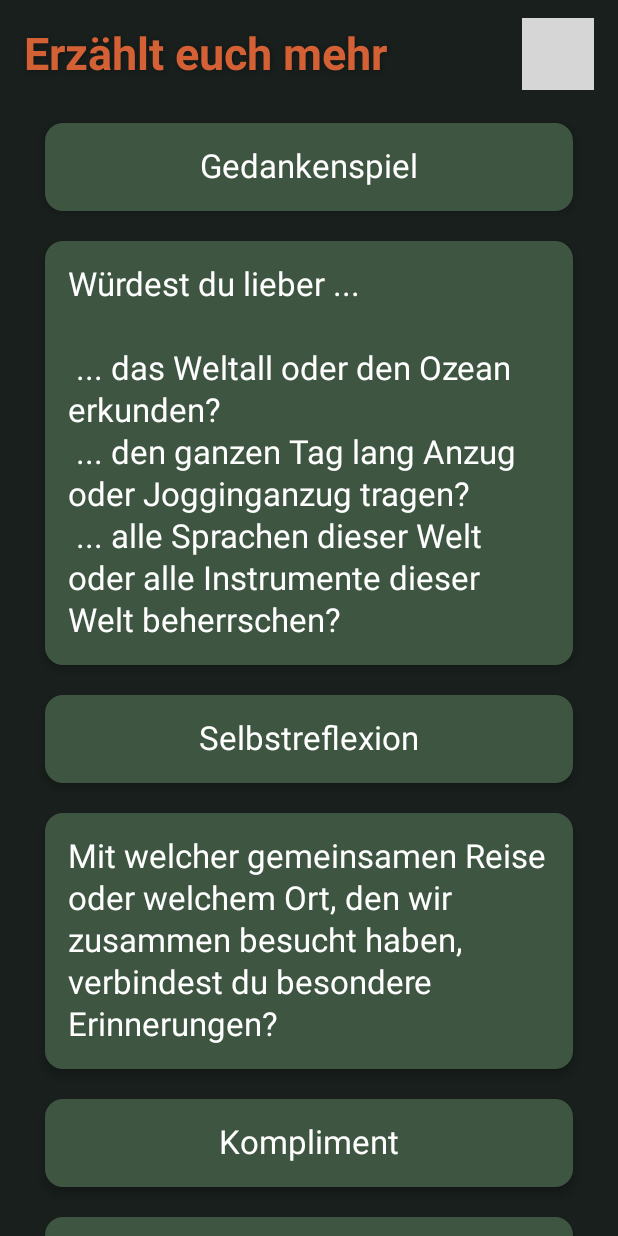
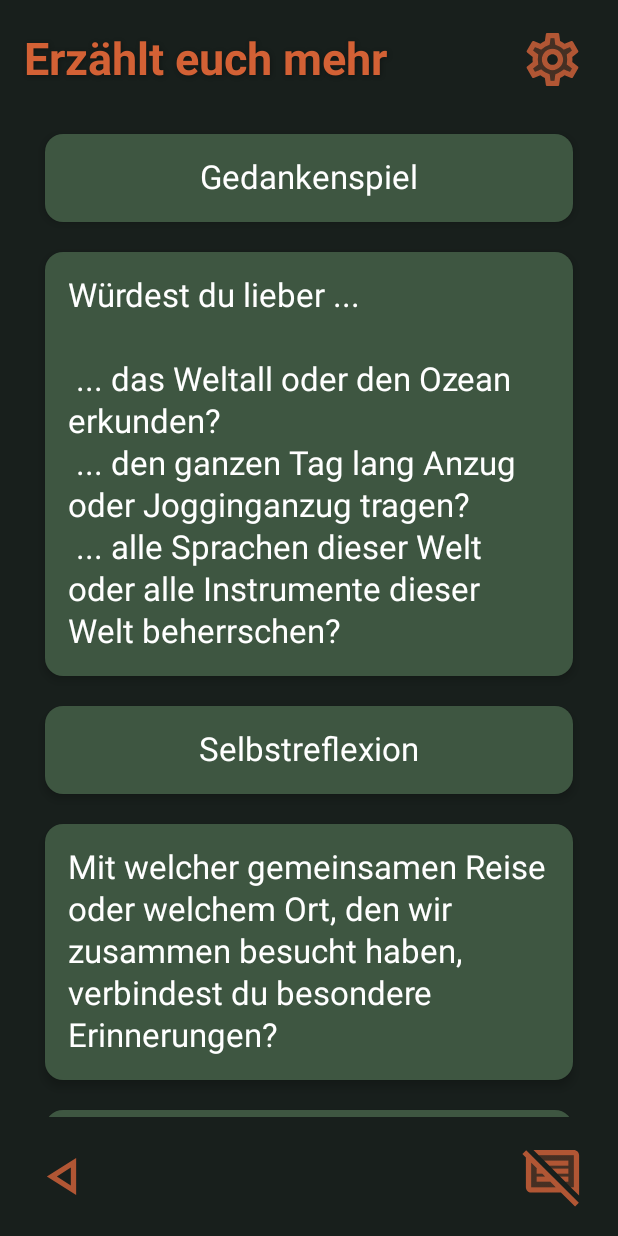
Before and after one commit to StarlordErik/Impulse, an Android app built with Jetpack Compose: the @Preview function SpielScreenPreview, on a phone screen of 412 x 824 dp. Run offline under Robolectric (Android 15) with nearby library versions, the phone set to English and light mode, and no system bars; grey boxes are pictures that could not be loaded.

Commit message:
Preview fertig gestellt

```diff
--- a/app/src/main/java/de/seleri/impulse/SpielScreen.kt
+++ b/app/src/main/java/de/seleri/impulse/SpielScreen.kt
@@ -18,14 +18,16 @@ import androidx.compose.runtime.mutableStateMapOf
 import androidx.compose.runtime.remember
 import androidx.compose.ui.Alignment
 import androidx.compose.ui.Modifier
-import androidx.compose.ui.graphics.Color
 import androidx.compose.ui.res.painterResource
+import androidx.compose.ui.res.stringResource
 import androidx.compose.ui.tooling.preview.Preview
 import androidx.compose.ui.unit.dp
 import de.seleri.spielelemente.Datenbanksystem
 import de.seleri.spielelemente.Spiel
 import de.seleri.spielelemente.Sprachen
 import kotlin.collections.set
+import androidx.annotation.DrawableRes
+import androidx.annotation.StringRes
 
 @Composable
 fun SpielScreen(dbs: Datenbanksystem, spiel: Spiel) {
@@ -37,7 +39,7 @@ fun SpielScreen(dbs: Datenbanksystem, spiel: Spiel) {
         val kartentexte = remember { mutableStateMapOf<Int, String>() }
 
         LazyColumn(
-            modifier = Modifier.fillMaxSize(), verticalArrangement = Arrangement.Center
+            modifier = Modifier.fillMaxWidth(), verticalArrangement = Arrangement.Center
         ) {
             items(spiel.getAktuelleKategorien().toList(), key = { it.id }) { kategorie ->
                 val initialText = kategorie.localizations[Sprachen.OG]!!
@@ -78,22 +80,13 @@ fun SpielScreenPreview() {
                 horizontalArrangement = Arrangement.SpaceBetween,
                 verticalAlignment = Alignment.CenterVertically
             ) {
-                Text(
-                    text = "Erzählt euch mehr",
-                    color = MaterialTheme.colorScheme.primary,
-                    style = MaterialTheme.typography.displayMedium
-                )
-
-                Icon(
-                    painter = painterResource(id = R.drawable.ic_action_name),
-                    contentDescription = "Settings Icon",
-                    tint = MaterialTheme.colorScheme.primaryContainer,
-                    modifier = Modifier.size(48.dp)
-                )
+                SpielTitel("Erzählt euch mehr")
+                SpielScreenIcon(SpielIcon.Einstellungsrad)
             }
             LazyColumn(
                 modifier = Modifier
-                    .fillMaxSize()
+                    .weight(1f)
+                    .fillMaxWidth()
                     .background(MaterialTheme.colorScheme.background),
                 verticalArrangement = Arrangement.Center
             ) {
@@ -101,6 +94,57 @@ fun SpielScreenPreview() {
                     SammlungsButton(spielname) {}
                 }
             }
+            Row(
+                modifier = Modifier
+                    .fillMaxWidth()
+                    .padding(horizontal = 16.dp, vertical = 12.dp),
+                horizontalArrangement = Arrangement.SpaceBetween,
+                verticalAlignment = Alignment.CenterVertically
+            ) {
+                SpielScreenIcon(SpielIcon.PfeilFuerLetzteKarte)
+                SpielScreenIcon(SpielIcon.KarteLoeschen)
+            }
         }
     }
 }
+
+@Composable
+fun SpielTitel(name: String){
+    Text(
+        text = name,
+        color = MaterialTheme.colorScheme.primary,
+        style = MaterialTheme.typography.displayMedium
+    )
+}
+
+@Composable
+fun SpielScreenIcon(icon: SpielIcon) {
+    Icon(
+        painter = painterResource(icon.iconRes),
+        contentDescription = stringResource(icon.contentDescriptionRes),
+        tint = MaterialTheme.colorScheme.primaryContainer,
+        modifier = Modifier.size(55.dp)
+    )
+}
+
+
+
+sealed class SpielIcon(
+    @param:DrawableRes val iconRes: Int,
+    @param:StringRes val contentDescriptionRes: Int
+) {
+    object Einstellungsrad : SpielIcon(
+        R.drawable.settings_for_game_mechanics,
+        R.string.settings_for_game_mechanics
+    )
+
+    object PfeilFuerLetzteKarte : SpielIcon(
+        R.drawable.arrow_back,
+        R.string.arrow_back
+    )
+
+    object KarteLoeschen : SpielIcon(
+        R.drawable.remove_card,
+        R.string.remove_card
+    )
+}
```
